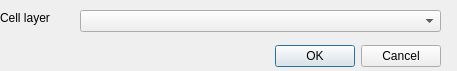
Qt form CellMaker/ui_cellmaker4.ui (bvthomsen/Cellmaker-qgis) before a commit.
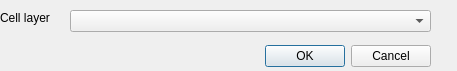
The same form after that commit.

Diff of the .ui file:
```diff
--- a/CellMaker/ui_cellmaker4.ui
+++ b/CellMaker/ui_cellmaker4.ui
@@ -19,9 +19,9 @@
    </property>
    <property name="geometry">
     <rect>
-     <x>270</x>
+     <x>90</x>
      <y>40</y>
-     <width>171</width>
+     <width>341</width>
      <height>32</height>
     </rect>
    </property>
@@ -37,7 +37,7 @@
     <rect>
      <x>0</x>
      <y>10</y>
-     <width>91</width>
+     <width>81</width>
      <height>16</height>
     </rect>
    </property>
@@ -48,7 +48,7 @@
   <widget class="QComboBox" name="cbCells">
    <property name="geometry">
     <rect>
-     <x>80</x>
+     <x>70</x>
      <y>10</y>
      <width>361</width>
      <height>22</height>
```
Left out of the diff: 4 changed lines with no effect on the pictures.
